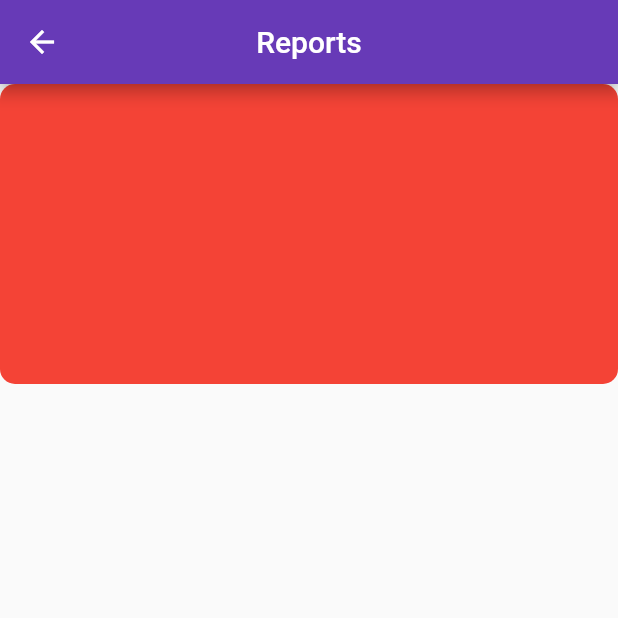
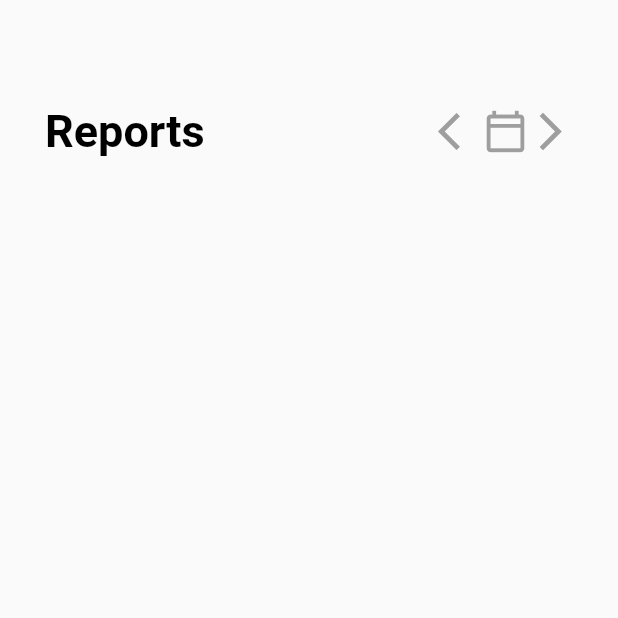
Before and after one commit to JosephLahiru/mcms_app, a Flutter app: the Reports screen opened directly, on a phone screen of 412 x 824 dp, the top half of it. Run offline on Flutter 3.47's test engine with Material 2 defaults, Android fonts, the phone set to English and light mode, and no system bars.

Commit message:
modify reports

```diff
--- a/lib/screens/reports.dart
+++ b/lib/screens/reports.dart
@@ -1,48 +1,43 @@
 import 'package:flutter/material.dart';
+import 'package:mcms_app/assets/color.dart' as color;
 
 class Reports extends StatelessWidget {
   const Reports({Key? key}) : super(key: key);
 
   @override
   Widget build(BuildContext context) {
-    final data = List.generate(
-      10,
-          (index) => ReportData(
-        'Report $index',
-        'Description $index',
-        'Date $index',
-      ),
-    );
+    final colorScheme = Theme.of(context).colorScheme;
+    final textColor = colorScheme.brightness == Brightness.dark ? Colors.white : Colors.black;
 
     return Scaffold(
-      appBar: AppBar(
-        centerTitle: true,
-        title: Text('Reports'),
-      ),
         body: Container(
-        padding: const EdgeInsets.only(),
+          padding: const EdgeInsets.only(top: 70.0, left: 30.0, right: 30.0),
           child: Column(
             children: [
-            Container(
-              width: MediaQuery.of(context).size.width,
-              height: 200,
-              //add red color square
-              decoration: BoxDecoration(
-                color: Colors.red,
-                borderRadius: BorderRadius.circular(10),
+              Row (
+                children: [
+                  Text(
+                    "Reports",
+                    style: TextStyle(
+                      fontSize: 30.0,
+                      fontWeight: FontWeight.w700,
+                      // Use ColorScheme to change text color based on system color
+                      // Set text color to black by default
+                      color: textColor,
                     ),
-            )
+                  ),
+                  Expanded(child: Container()),
+                  Icon(
+                    Icons.arrow_back_ios, color: color.AppColors.grey, size: 30.0,),
+                  Icon(
+                    Icons.calendar_today_outlined, color: color.AppColors.grey, size: 30.0,),
+                  Icon(
+                    Icons.arrow_forward_ios, color: color.AppColors.grey, size: 30.0,),
+                ],
+              ),
             ],
           ),
         )
     );
   }
 }
-
-class ReportData {
-  final String report;
-  final String description;
-  final String date;
-
-  ReportData(this.report, this.description, this.date);
-}
```
Lines whose indentation alone changed are shown as unchanged.
